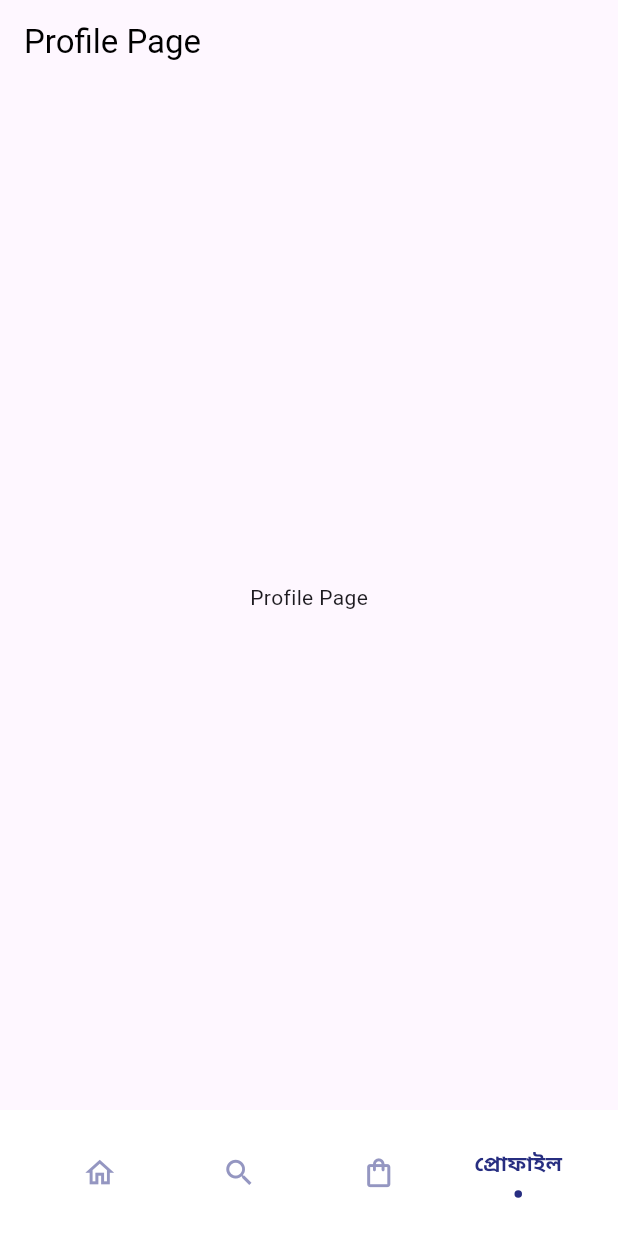
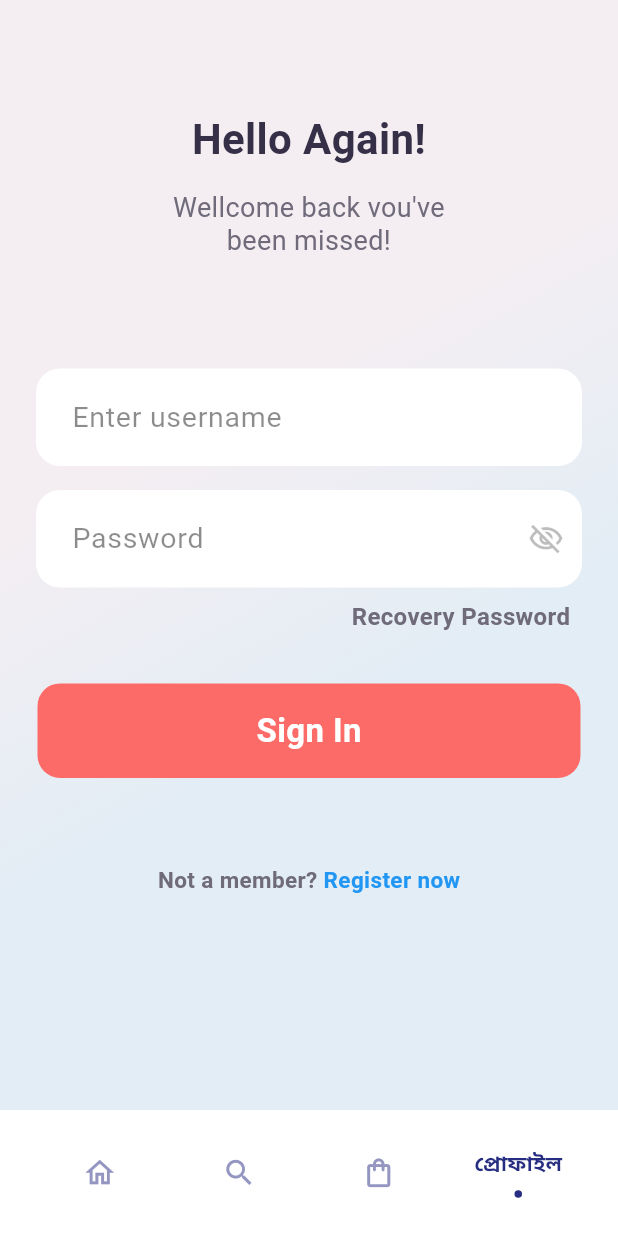
Before and after one commit to EusufUddin8926/flutter_e_commerce_app, a Flutter app: the screen it shows after launch, swiped to page 4, on a phone screen of 412 x 824 dp. Run offline on Flutter 3.47's test engine with Material 3 defaults, Android fonts, the phone set to English and light mode, and no system bars; drawn by our look-alikes of flashy_tab_bar2; our stand-ins replace cloud_firestore, dotted_border, firebase_auth, firebase_core, flutter_slidable, simple_animations; accounts and stored records are empty; network calls fail.

Commit message:
sign in and sign up design add

```diff
--- /dev/null
+++ b/lib/Utils/colors.dart
@@ -0,0 +1,9 @@
+import 'package:flutter/material.dart';
+Color backgroundColor1 = const Color(0xffE9EAF7);
+Color backgroundColor2 = const Color(0xffF4EEF2);
+Color backgroundColor3 = const Color(0xffEBEBF2);
+Color backgroundColor4 = const Color(0xffE3EDF5);
+Color primaryColor = const Color(0xffD897FD);
+Color textColor1 = const Color(0xff353047);
+Color textColor2 = const Color(0xff6F6B7A);
+Color buttonColor = const Color(0xffFD6B68);
--- a/lib/main.dart
+++ b/lib/main.dart
@@ -1,4 +1,3 @@
-
 import 'package:firebase_core/firebase_core.dart';
 import 'package:flashy_tab_bar2/flashy_tab_bar2.dart';
 import 'package:flutter/material.dart';
@@ -6,7 +5,6 @@ import 'package:flutter_e_commerce_app/pages/cart.dart';
 import 'package:flutter_e_commerce_app/pages/explore.dart';
 import 'package:flutter_e_commerce_app/pages/profile.dart';
 import 'package:flutter_e_commerce_app/pages/search.dart';
-
 import 'firebase_options.dart';
 
 void main() async{
--- a/lib/models/product.dart
+++ b/lib/models/product.dart
@@ -7,7 +7,7 @@ class Product {
   Product(this.name, this.brand, this.imageURL, this.price);
 
   factory Product.fromJson(Map<String, dynamic> json) {
-    return new Product(
+    return Product(
       json["name"],
       json["brand"],
       json["imageURL"],
--- a/lib/pages/profile.dart
+++ b/lib/pages/profile.dart
@@ -1,24 +1,29 @@
+import 'package:firebase_auth/firebase_auth.dart';
 import 'package:flutter/material.dart';
+import 'package:flutter_e_commerce_app/pages/signin_screen.dart';
+import 'package:flutter_e_commerce_app/pages/user_profile_screen.dart';
 
-class ProfilePage extends StatefulWidget {
+class ProfilePage extends StatelessWidget {
   const ProfilePage({ Key? key }) : super(key: key);
 
   @override
-  _ProfilePageState createState() => _ProfilePageState();
-}
-
-class _ProfilePageState extends State<ProfilePage> {
-  @override
   Widget build(BuildContext context) {
     return Scaffold(
-      appBar: AppBar(
+      /*appBar: AppBar(
         elevation: 0,
-        backgroundColor: Colors.transparent,
+        backgroundColor: Colors.yellow.withOpacity(0.1),
         title: Text('Profile Page', style: TextStyle(color: Colors.black)),
-      ),
-      body: Center(
-        child: Text('Profile Page')
-      ),
+      ),*/
+      body: StreamBuilder(
+        stream: FirebaseAuth.instance.authStateChanges(),
+        builder: (context, snapshot){
+          if(snapshot.hasData){
+            return UserProfileScreen();
+          }else{
+            return SignInScreen();
+          }
+        },
+      )
     );
   }
 }
--- /dev/null
+++ b/lib/pages/signin_screen.dart
@@ -0,0 +1,188 @@
+import 'package:flutter/cupertino.dart';
+import 'package:flutter/material.dart';
+import 'package:flutter_e_commerce_app/pages/singup_screen.dart';
+
+import '../Utils/colors.dart';
+
+class SignInScreen extends StatefulWidget {
+  const SignInScreen({super.key});
+
+  @override
+  State<SignInScreen> createState() => _SignInScreenState();
+}
+
+class _SignInScreenState extends State<SignInScreen> {
+  @override
+  Widget build(BuildContext context) {
+    return Scaffold(
+      body: Container(
+        decoration: BoxDecoration(
+          gradient: LinearGradient(
+            begin: Alignment.topCenter,
+            colors: [
+              backgroundColor2,
+              backgroundColor2,
+              backgroundColor4,
+            ],
+          ),
+        ),
+        child: SafeArea(
+            child: Padding(
+              padding: const EdgeInsets.only(top: 48.0),
+              child: ListView(
+                children: [
+                  SizedBox(height: MediaQuery.sizeOf(context).height * 0.03),
+                  Text(
+                    "Hello Again!",
+                    textAlign: TextAlign.center,
+                    style: TextStyle(
+                      fontWeight: FontWeight.bold,
+                      fontSize: 28,
+                      color: textColor1,
+                    ),
+                  ),
+                  const SizedBox(height: 15),
+                  Text(
+                    "Wellcome back vou've\nbeen missed!",
+                    textAlign: TextAlign.center,
+                    style: TextStyle(fontSize: 18, color: textColor2, height: 1.2),
+                  ),
+                  SizedBox(height: MediaQuery.sizeOf(context).height * 0.08),
+                  // for username and password
+                  myTextField("Enter username", Colors.white),
+                  myTextField("Password", Colors.black26),
+                  Align(
+                    alignment: Alignment.centerRight,
+                    child: Text(
+                      "Recovery Password               ",
+                      textAlign: TextAlign.center,
+                      style: TextStyle(
+                        fontWeight: FontWeight.bold,
+                        fontSize: 16,
+                        color: textColor2,
+                      ),
+                    ),
+                  ),
+                  SizedBox(height: MediaQuery.sizeOf(context).height * 0.04),
+                  Padding(
+                    padding: const EdgeInsets.symmetric(horizontal: 25),
+                    child: Column(
+                      children: [
+                        // for sign in button
+                        Container(
+                          width: MediaQuery.sizeOf(context).width,
+                          padding: const EdgeInsets.symmetric(vertical: 16),
+                          decoration: BoxDecoration(
+                            color: buttonColor,
+                            borderRadius: BorderRadius.circular(15),
+                          ),
+                          child: const Center(
+                            child: Text(
+                              "Sign In",
+                              style: TextStyle(
+                                fontWeight: FontWeight.bold,
+                                color: Colors.white,
+                                fontSize: 22,
+                              ),
+                            ),
+                          ),
+                        ),
+                        /*SizedBox(height: MediaQuery.sizeOf(context).height * 0.06),
+                        *//*Row(
+                          mainAxisAlignment: MainAxisAlignment.center,
+                          children: [
+                            Container(
+                              height: 2,
+                              width: MediaQuery.sizeOf(context).width * 0.2,
+                              color: Colors.black12,
+                            ),
+                            Text(
+                              "  Or continue with   ",
+                              style: TextStyle(
+                                fontWeight: FontWeight.bold,
+                                color: textColor2,
+                                fontSize: 16,
+                              ),
+                            ),
+                            Container(
+                              height: 2,
+                              width: MediaQuery.sizeOf(context).width * 0.2,
+                              color: Colors.black12,
+                            ),
+                          ],
+                        ),*//*
+                        SizedBox(height: MediaQuery.sizeOf(context).height * 0.06),
+                        Row(
+                          mainAxisAlignment: MainAxisAlignment.spaceBetween,
+                          children: [
+                            socialIcon("images/google.png"),
+                            socialIcon("images/apple.png"),
+                            socialIcon("images/facebook.png"),
+                          ],
+                        ),*/
+                        SizedBox(height: MediaQuery.sizeOf(context).height * 0.07),
+                        GestureDetector(
+                          onTap: (){
+                            Navigator.push(context, MaterialPageRoute(builder: (context) => const SignUpScreen()));
+                          },
+                          child: Text.rich(
+                            TextSpan(
+                                text: "Not a member? ",
+                                style: TextStyle(
+                                  color: textColor2,
+                                  fontWeight: FontWeight.bold,
+                                  fontSize: 15,
+                                ),
+                                children:  const [
+                                  TextSpan(
+                                  text: "Register now",
+                                  style: TextStyle(
+                                    color: Colors.blue,
+                                    fontWeight: FontWeight.bold,
+                                  ),)]
+                            ),
+                          ),
+                        ),
+                      ],
+                    ),
+                  ),
+                ],
+              ),
+            )),
+      ),
+    );
+  }
+
+
+
+  Container myTextField(String hint, Color color) {
+    return Container(
+      padding: const EdgeInsets.symmetric(
+        horizontal: 24,
+        vertical: 8,
+      ),
+      child: TextField(
+        decoration: InputDecoration(
+            contentPadding: const EdgeInsets.symmetric(
+              horizontal: 20,
+              vertical: 18,
+            ),
+            fillColor: Colors.white,
+            filled: true,
+            border: OutlineInputBorder(
+              borderSide: BorderSide.none,
+              borderRadius: BorderRadius.circular(16),
+            ),
+            hintText: hint,
+            hintStyle: const TextStyle(
+              color: Colors.black45,
+              fontSize: 19,
+            ),
+            suffixIcon: Icon(
+              Icons.visibility_off_outlined,
+              color: color,
+            )),
+      ),
+    );
+  }
+}
--- a/pubspec.yaml
+++ b/pubspec.yaml
@@ -38,6 +38,7 @@ dependencies:
   flashy_tab_bar2:
   firebase_core:
   cloud_firestore: ^5.1.0
+  firebase_auth: ^5.1.2
 
 
   # The following adds the Cupertino Icons font to your application.
```
Also changed, not shown: lib/pages/cart.dart (+15 -17 lines), lib/pages/explore.dart (+10 -4 lines), lib/pages/singup_screen.dart (added, +180 -0 lines), lib/pages/user_profile_screen.dart (added, +19 -0 lines), assets/images/ic_shopping_cart.png (added), pubspec.lock, 1 other file.
